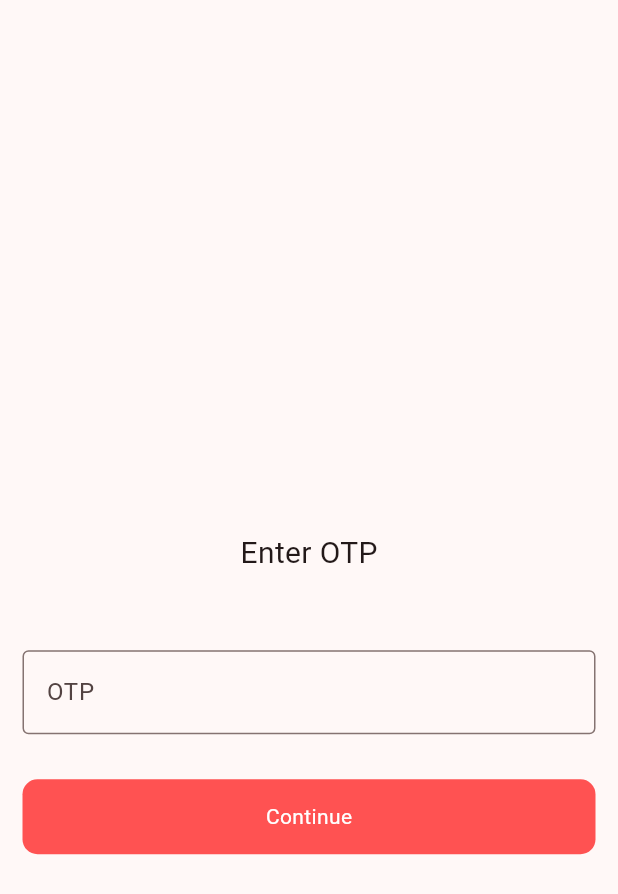
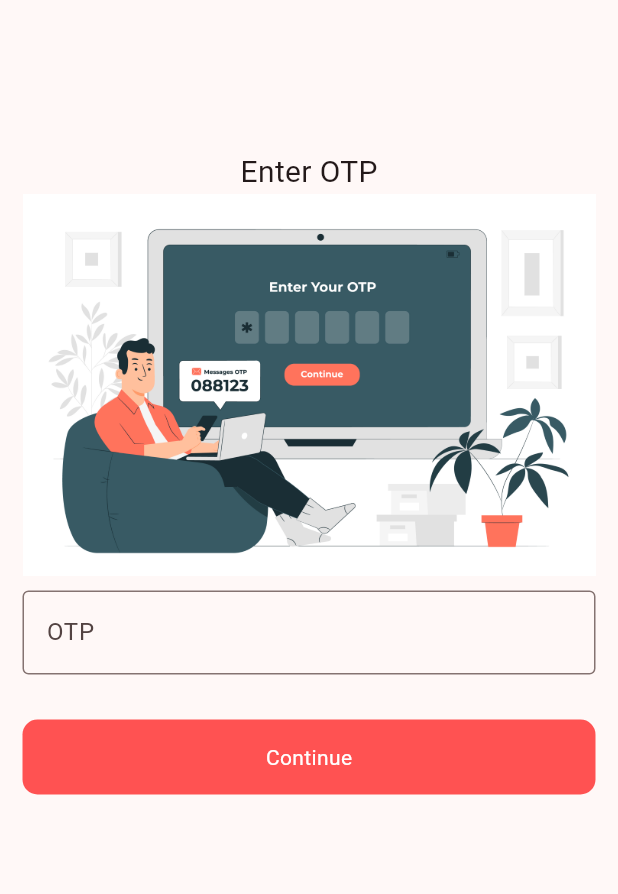
Before and after one commit to mohit-52/Car_Pooling_Flutter_App, a Flutter app: the OtpScreen screen opened directly with empty values, on a phone screen of 412 x 824 dp. Shown: the top 894 px of the screen. Run offline on Flutter 3.47's test engine with Material 2 defaults, Android fonts, the phone set to English and light mode, and no system bars; our stand-ins replace cloud_firestore, firebase_auth, firebase_core, firebase_database, fluttertoast, font_awesome_flutter and 5 more; accounts and stored records are empty.

Commit message:
UI changes made and Issue Fixed in auth

```diff
--- a/lib/auth/on_boarding_screen.dart
+++ b/lib/auth/on_boarding_screen.dart
@@ -42,7 +42,7 @@ class _OnBoardingScreenState extends State<OnBoardingScreen> {
   @override
   Widget build(BuildContext context) {
     return Scaffold(
-      resizeToAvoidBottomInset: false,
+      resizeToAvoidBottomInset: true,
       appBar: AppBar(
         leading: IconButton(
           icon: Icon(Icons.arrow_back_ios_outlined),
@@ -244,6 +244,9 @@ class _OnBoardingScreenState extends State<OnBoardingScreen> {
                   child:  Center(child: isLoading ? CircularProgressIndicator(strokeWidth: 3, color: Colors.white,) :  Text("Continue", style: TextStyle(color: Colors.white),)),
                 ),
               ),
+              SizedBox(
+                height: 15,
+              ),
             ],
           ),
         ),
--- a/lib/auth/otp_screen.dart
+++ b/lib/auth/otp_screen.dart
@@ -21,15 +21,18 @@ class _OtpScreenState extends State<OtpScreen> {
   @override
   Widget build(BuildContext context) {
     return Scaffold(
+      resizeToAvoidBottomInset: true,
       body: Padding(
         padding: const EdgeInsets.symmetric(horizontal: 15),
+        child: SingleChildScrollView(
           child: Column(
             crossAxisAlignment: CrossAxisAlignment.center,
             mainAxisAlignment: MainAxisAlignment.center,
             children: [
               SizedBox(height: 100,),
               Text("Enter OTP", style: TextStyle(fontSize: 20),),
-            SizedBox(height: 50,),
+              Image(image: AssetImage("assets/images/otp_image.jpg")),
+              SizedBox(height: 10,),
               TextFormField(
                 controller: _otpController,
                 keyboardType: TextInputType.phone,
@@ -73,6 +76,7 @@ class _OtpScreenState extends State<OtpScreen> {
             ],
           ),
         ),
+      ),
     );
   }
 }
--- a/lib/main.dart
+++ b/lib/main.dart
@@ -1,5 +1,6 @@
 import 'package:car_pooling/auth/authentication_screen.dart';
 import 'package:car_pooling/auth/on_boarding_screen.dart';
+import 'package:car_pooling/auth/otp_screen.dart';
 import 'package:car_pooling/auth/splash_screen.dart';
 import 'package:firebase_core/firebase_core.dart';
 import 'package:flutter/material.dart';
@@ -27,7 +28,7 @@ class MyApp extends StatelessWidget {
         colorScheme: ColorScheme.fromSeed(seedColor: Colors.redAccent),
         useMaterial3: true,
       ),
-      home: AuthScreen(),
+      home: SplashScreen(),
     );
   }
 }
```
Also changed, not shown: assets/images/otp_image.jpg (added). Lines whose indentation alone changed are shown as unchanged.
